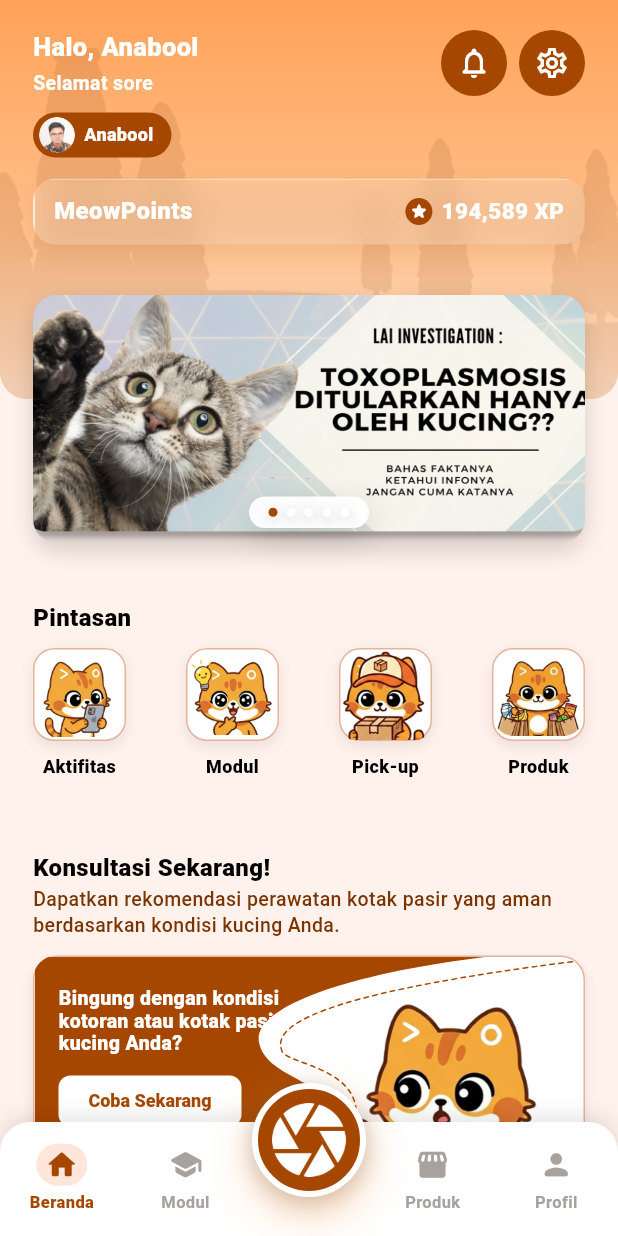
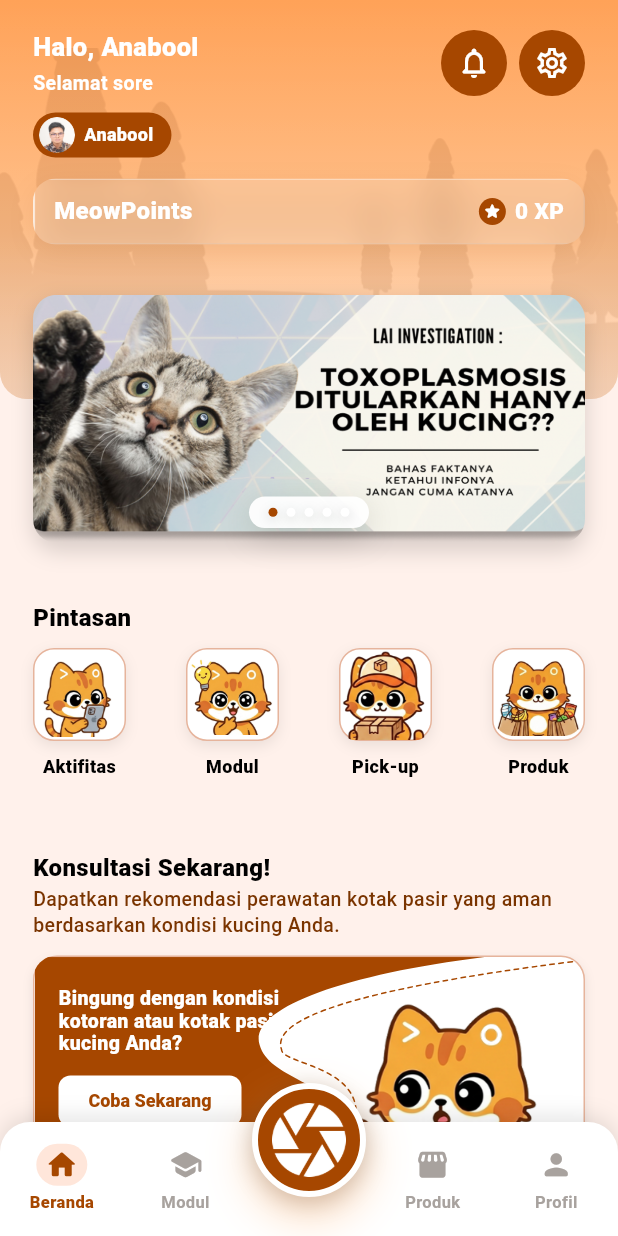
Before and after one commit to ayiinee/anabool, a Flutter app: the EducationPage screen opened by its route, after a tap on "Safety", after a tap on "Tutorial", after a tap on "Beranda", on a phone screen of 412 x 824 dp. Run offline on Flutter 3.47's test engine with Material 3 defaults, Android fonts, the phone set to English and light mode, and no system bars; our stand-ins replace cached_network_image, camera, dio, firebase_auth, firebase_core, flutter_map and 4 more; accounts and stored records are empty.

Commit message:
feat: Integrate MeowPoints system for module completion and pickup rewards

```diff
--- /dev/null
+++ b/frontend/lib/core/rewards/meowpoints_store.dart
@@ -0,0 +1,62 @@
+import 'package:flutter/foundation.dart';
+
+class MeowPointsStore extends ChangeNotifier {
+  MeowPointsStore._();
+
+  static final MeowPointsStore instance = MeowPointsStore._();
+
+  static const moduleCompletionReward = 25;
+  static const pickupCompostReward = 50;
+
+  int _balance = 0;
+  final Set<String> _awardedSources = <String>{};
+
+  int get balance => _balance;
+
+  String get balanceLabel => '${_format(balance)} XP';
+
+  void setBalance(int value) {
+    final normalized = value < 0 ? 0 : value;
+    if (_balance == normalized) {
+      return;
+    }
+
+    _balance = normalized;
+    notifyListeners();
+  }
+
+  bool awardModuleCompletion(String moduleId, {int? points}) {
+    return _awardOnce(
+      sourceKey: 'module:$moduleId',
+      points: points ?? moduleCompletionReward,
+    );
+  }
+
+  bool awardPickupCompost(String orderId, {int? points}) {
+    return _awardOnce(
+      sourceKey: 'pickup_pupuk:$orderId',
+      points: points ?? pickupCompostReward,
+    );
+  }
+
+  bool _awardOnce({
+    required String sourceKey,
+    required int points,
+  }) {
+    if (points <= 0 || _awardedSources.contains(sourceKey)) {
+      return false;
+    }
+
+    _awardedSources.add(sourceKey);
+    _balance += points;
+    notifyListeners();
+    return true;
+  }
+
+  static String _format(int value) {
+    return value.toString().replaceAllMapped(
+          RegExp(r'\B(?=(\d{3})+(?!\d))'),
+          (match) => '.',
+        );
+  }
+}
--- a/frontend/lib/features/education/presentation/pages/education_page.dart
+++ b/frontend/lib/features/education/presentation/pages/education_page.dart
@@ -4,6 +4,7 @@ import '../../../../app/theme.dart';
 import '../../../../core/auth/current_user_identity.dart';
 import '../../../../core/constants/asset_constants.dart';
 import '../../../../core/constants/route_constants.dart';
+import '../../../../core/rewards/meowpoints_store.dart';
 import '../../../../shared/widgets/app_bottom_navigation.dart';
 import '../../../home/presentation/widgets/design_image.dart';
 import '../../domain/entities/education_content.dart';
@@ -181,8 +182,6 @@ class _BackButton extends StatelessWidget {
 class _UserSummaryCard extends StatelessWidget {
   const _UserSummaryCard({required this.uncompletedCount});
 
-  static const _meowPoints = '194,589 XP';
-
   final int uncompletedCount;
 
   @override
@@ -239,9 +238,9 @@ class _UserSummaryCard extends StatelessWidget {
                   ),
                 ),
                 const SizedBox(height: 7),
-                const Row(
+                Row(
                   children: [
-                    CircleAvatar(
+                    const CircleAvatar(
                       radius: 7,
                       backgroundColor: Colors.white,
                       child: Icon(
@@ -250,18 +249,23 @@ class _UserSummaryCard extends StatelessWidget {
                         size: 11,
                       ),
                     ),
-                    SizedBox(width: 4),
+                    const SizedBox(width: 4),
                     Flexible(
-                      child: Text(
-                        _meowPoints,
+                      child: AnimatedBuilder(
+                        animation: MeowPointsStore.instance,
+                        builder: (context, _) {
+                          return Text(
+                            MeowPointsStore.instance.balanceLabel,
                             maxLines: 1,
                             overflow: TextOverflow.ellipsis,
-                        style: TextStyle(
+                            style: const TextStyle(
                               color: Colors.white,
                               fontSize: 14,
                               fontWeight: FontWeight.w800,
                               height: 1,
                             ),
+                          );
+                        },
                       ),
                     ),
                   ],
--- a/frontend/lib/features/home/data/datasources/home_remote_datasource.dart
+++ b/frontend/lib/features/home/data/datasources/home_remote_datasource.dart
@@ -8,7 +8,7 @@ class HomeDashboardMockData {
 
   static const user = UserSummary(
     name: 'Ana',
-    meowPoints: '1.250',
+    meowPoints: '0',
     initials: 'A',
   );
 
--- a/frontend/lib/features/home/presentation/widgets/hero_header.dart
+++ b/frontend/lib/features/home/presentation/widgets/hero_header.dart
@@ -7,6 +7,7 @@ import '../../../../app/theme.dart';
 import '../../../../core/auth/current_user_identity.dart';
 import '../../../../core/constants/asset_constants.dart';
 import '../../../../core/constants/route_constants.dart';
+import '../../../../core/rewards/meowpoints_store.dart';
 import 'design_image.dart';
 import 'home_components.dart';
 
@@ -330,12 +331,12 @@ class _MeowPointsPill extends StatelessWidget {
         borderRadius: radius,
         child: BackdropFilter(
           filter: ImageFilter.blur(sigmaX: 10, sigmaY: 10),
-          child: const SizedBox(
+          child: SizedBox(
             height: 44,
             width: double.infinity,
             child: Stack(
               children: [
-                Positioned.fill(
+                const Positioned.fill(
                   child: DecoratedBox(
                     decoration: BoxDecoration(
                       color: Color(0x36FFF8F0),
@@ -345,7 +346,7 @@ class _MeowPointsPill extends StatelessWidget {
                     ),
                   ),
                 ),
-                Positioned(
+                const Positioned(
                   left: 0,
                   top: 7,
                   bottom: 7,
@@ -354,7 +355,7 @@ class _MeowPointsPill extends StatelessWidget {
                     child: SizedBox(width: 1.4),
                   ),
                 ),
-                Positioned(
+                const Positioned(
                   right: 0,
                   top: 8,
                   bottom: 8,
@@ -363,7 +364,7 @@ class _MeowPointsPill extends StatelessWidget {
                     child: SizedBox(width: 1),
                   ),
                 ),
-                Positioned(
+                const Positioned(
                   right: 0,
                   left: 0,
                   bottom: 0,
@@ -374,10 +375,10 @@ class _MeowPointsPill extends StatelessWidget {
                 ),
                 Positioned.fill(
                   child: Padding(
-                    padding: EdgeInsets.symmetric(horizontal: 14),
+                    padding: const EdgeInsets.symmetric(horizontal: 14),
                     child: Row(
                       children: [
-                        Text(
+                        const Text(
                           'MeowPoints',
                           style: TextStyle(
                             color: Colors.white,
@@ -385,13 +386,13 @@ class _MeowPointsPill extends StatelessWidget {
                             fontWeight: FontWeight.w900,
                           ),
                         ),
-                        Spacer(),
+                        const Spacer(),
                         FittedBox(
                           fit: BoxFit.scaleDown,
                           child: Row(
                             mainAxisSize: MainAxisSize.min,
                             children: [
-                              CircleAvatar(
+                              const CircleAvatar(
                                 radius: 9,
                                 backgroundColor: AnaboolColors.brown,
                                 child: Icon(
@@ -400,14 +401,19 @@ class _MeowPointsPill extends StatelessWidget {
                                   size: 13,
                                 ),
                               ),
-                              SizedBox(width: 6),
-                              Text(
-                                '194,589 XP',
-                                style: TextStyle(
-                                  color: Colors.white,
-                                  fontSize: 15,
-                                  fontWeight: FontWeight.w900,
-                                ),
+                              const SizedBox(width: 6),
+                              AnimatedBuilder(
+                                animation: MeowPointsStore.instance,
+                                builder: (context, _) {
+                                  return Text(
+                                    MeowPointsStore.instance.balanceLabel,
+                                    style: const TextStyle(
+                                      color: Colors.white,
+                                      fontSize: 15,
+                                      fontWeight: FontWeight.w900,
+                                    ),
+                                  );
+                                },
                               ),
                             ],
                           ),
--- a/frontend/lib/features/pickup/presentation/controllers/pickup_controller.dart
+++ b/frontend/lib/features/pickup/presentation/controllers/pickup_controller.dart
@@ -3,6 +3,7 @@ import 'dart:async';
 import 'package:flutter/foundation.dart';
 import 'package:latlong2/latlong.dart';
 
+import '../../../../core/rewards/meowpoints_store.dart';
 import '../../domain/entities/pickup_agent.dart';
 import '../../domain/entities/pickup_order.dart';
 
@@ -272,6 +273,9 @@ class PickupController extends ChangeNotifier {
             ),
           ],
         );
+        if (_activeOrder!.pickupType == 'pupuk') {
+          MeowPointsStore.instance.awardPickupCompost(_activeOrder!.id);
+        }
         notifyListeners();
       }
     }
```
Also changed, not shown: frontend/lib/features/education/data/datasources/education_remote_datasource.dart (+1 -10 lines), frontend/lib/features/education/presentation/controllers/education_controller.dart (+15 -0 lines), frontend/lib/features/profile/data/datasources/profile_remote_datasource.dart (+6 -2 lines), 1 other file. Lines whose indentation alone changed are shown as unchanged.
